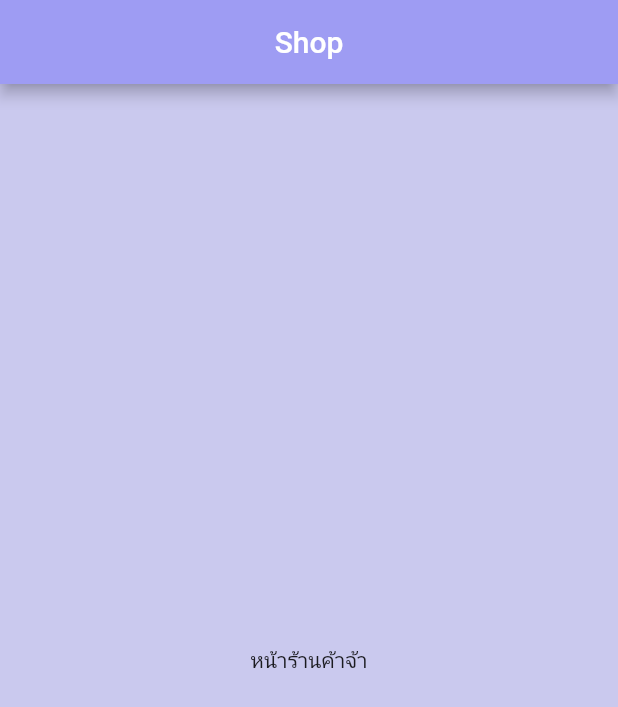
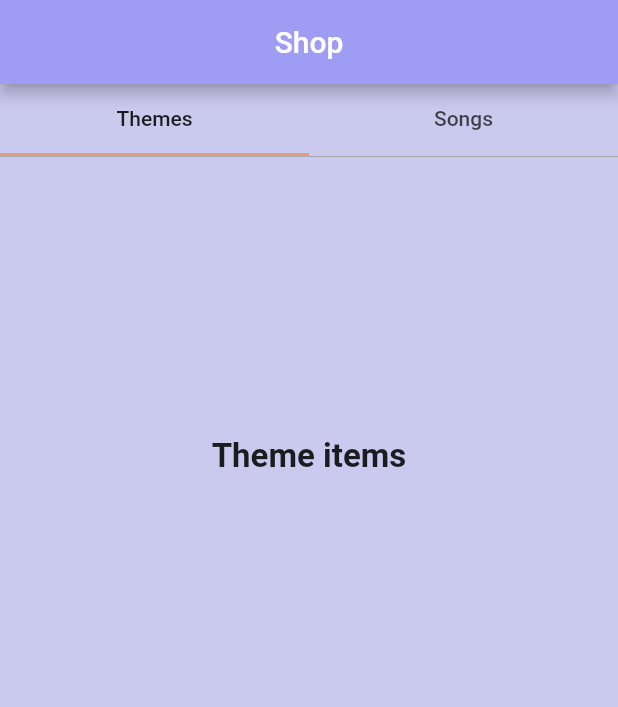
Before and after one commit to WachirananNot/AlarmPlus, a Flutter app: the ShopPage screen opened directly, on a phone screen of 412 x 824 dp. Shown: the top 707 px of the screen. Run offline on Flutter 3.47's test engine with Material 2 defaults, Android fonts, the phone set to English and light mode, and no system bars.

Commit message:
add tab bar in shopping page

```diff
--- a/lib/shop_page.dart
+++ b/lib/shop_page.dart
@@ -20,10 +20,42 @@ class _ShopPageState extends State<ShopPage> {
                 title: const Center(
               child: Text('Shop', style: TextStyle(color: Colors.white)),
             )),
-          body: const Center(
-            child: Text("หน้าร้านค้าจ้า"),
+            body: DefaultTabController(
+              initialIndex: 0,
+              length: 2,
+              child: Column(
+                crossAxisAlignment: CrossAxisAlignment.stretch,
+                children: <Widget>[
+                  Container(
+                    child: TabBar(
+                      tabs: [Tab(text: "Themes"), Tab(text: "Songs")],
                     ),
-        );
+                  ),
+                  Container(
+                    height: 400,
+                    decoration: const BoxDecoration(
+                        border: Border(
+                            top: BorderSide(color: Colors.grey, width: 0.5))),
+                    child: TabBarView(children: <Widget>[
+                      Container(
+                        child: Center(
+                          child: Text('Theme items',
+                              style: TextStyle(
+                                  fontSize: 22, fontWeight: FontWeight.bold)),
+                        ),
+                      ),
+                      Container(
+                        child: Center(
+                          child: Text('Song items',
+                              style: TextStyle(
+                                  fontSize: 22, fontWeight: FontWeight.bold)),
+                        ),
+                      ),
+                    ]),
+                  )
+                ],
+              ),
+            ));
       },
     );
   }
```
Lines whose indentation alone changed are shown as unchanged.
